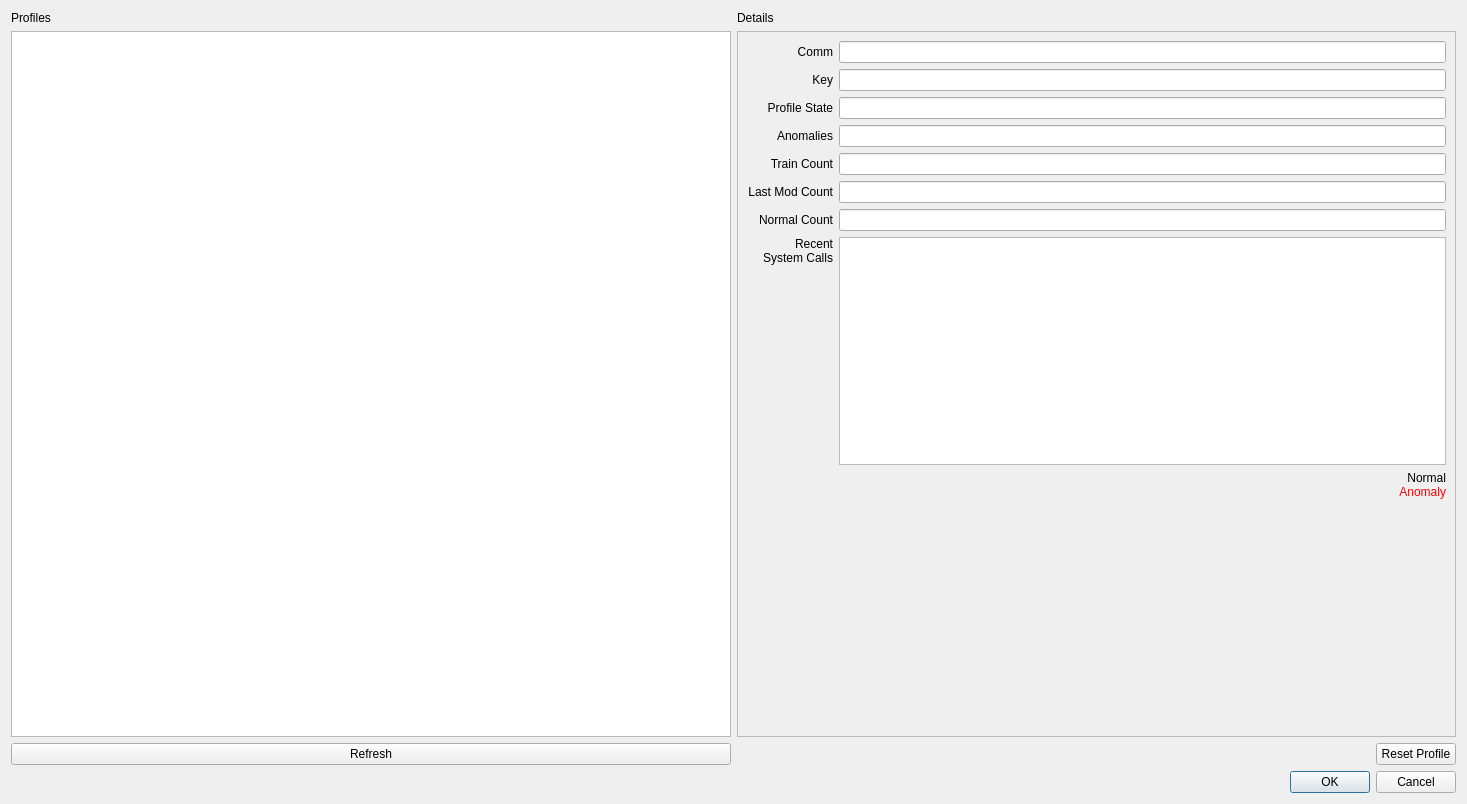
Above: ebpH/profiledialog.ui from willfindlay/ebpH before the change. Below: the same form after it.
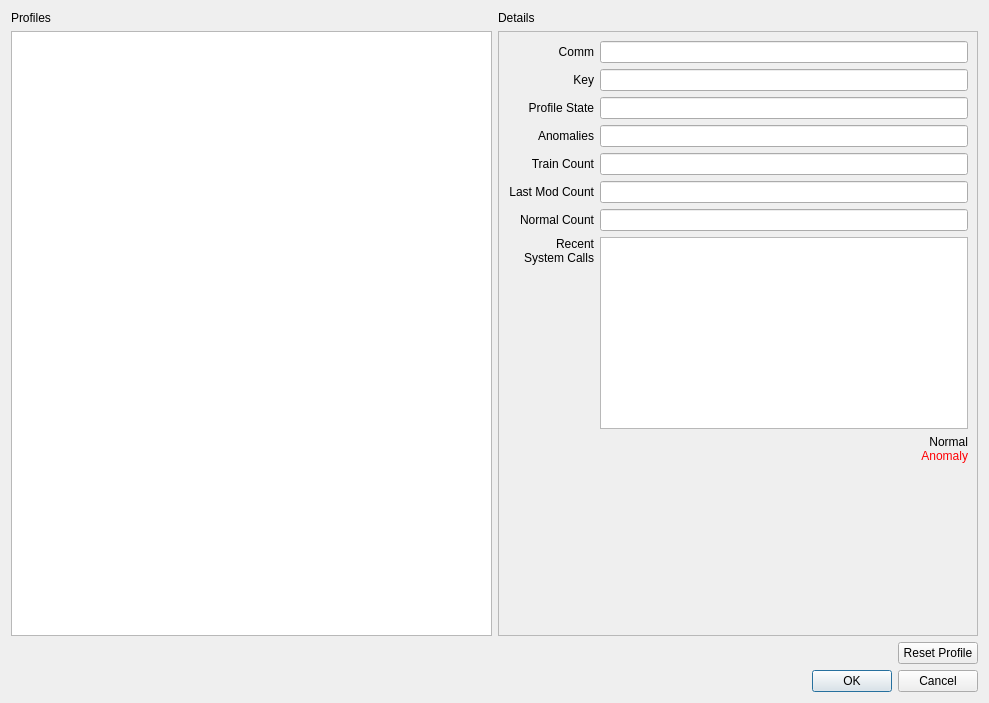
That is the form after the change. Icons and pictures are not drawn.

Patch:
```diff
--- a/ebpH/profiledialog.ui
+++ b/ebpH/profiledialog.ui
@@ -6,8 +6,8 @@
    <rect>
     <x>0</x>
     <y>0</y>
-    <width>1467</width>
-    <height>804</height>
+    <width>989</width>
+    <height>703</height>
    </rect>
   </property>
   <property name="windowTitle">
@@ -46,28 +46,6 @@
        </property>
       </widget>
      </item>
-     <item row="4" column="0">
-      <layout class="QVBoxLayout" name="verticalLayout_2">
-       <item>
-        <layout class="QHBoxLayout" name="horizontalLayout_2">
-         <property name="bottomMargin">
-          <number>0</number>
-         </property>
-         <item>
-          <widget class="QPushButton" name="refresh_button">
-           <property name="text">
-            <string>Refresh</string>
-           </property>
-           <property name="icon">
-            <iconset resource="resources.qrc">
-             <normaloff>:/img/assets/img/icons/redo.png</normaloff>:/img/assets/img/icons/redo.png</iconset>
-           </property>
-          </widget>
-         </item>
-        </layout>
-       </item>
-      </layout>
-     </item>
      <item row="2" column="0">
       <widget class="QLabel" name="label_2">
        <property name="sizePolicy">
@@ -97,8 +75,8 @@
          <rect>
           <x>0</x>
           <y>0</y>
-          <width>712</width>
-          <height>647</height>
+          <width>473</width>
+          <height>548</height>
          </rect>
         </property>
         <layout class="QGridLayout" name="gridLayout_4">
@@ -277,19 +255,6 @@
        </widget>
       </widget>
      </item>
-     <item row="3" column="0">
-      <widget class="QListWidget" name="profile_list">
-       <property name="sizePolicy">
-        <sizepolicy hsizetype="Expanding" vsizetype="Expanding">
-         <horstretch>2</horstretch>
-         <verstretch>0</verstretch>
-        </sizepolicy>
-       </property>
-       <property name="selectionBehavior">
-        <enum>QAbstractItemView::SelectRows</enum>
-       </property>
-      </widget>
-     </item>
      <item row="4" column="1">
       <layout class="QHBoxLayout" name="horizontalLayout">
        <item>
@@ -314,6 +279,19 @@
        </item>
       </layout>
      </item>
+     <item row="3" column="0">
+      <widget class="QListView" name="profile_list">
+       <property name="sizePolicy">
+        <sizepolicy hsizetype="Expanding" vsizetype="Expanding">
+         <horstretch>2</horstretch>
+         <verstretch>0</verstretch>
+        </sizepolicy>
+       </property>
+       <property name="selectionBehavior">
+        <enum>QAbstractItemView::SelectRows</enum>
+       </property>
+      </widget>
+     </item>
     </layout>
    </item>
   </layout>
```
